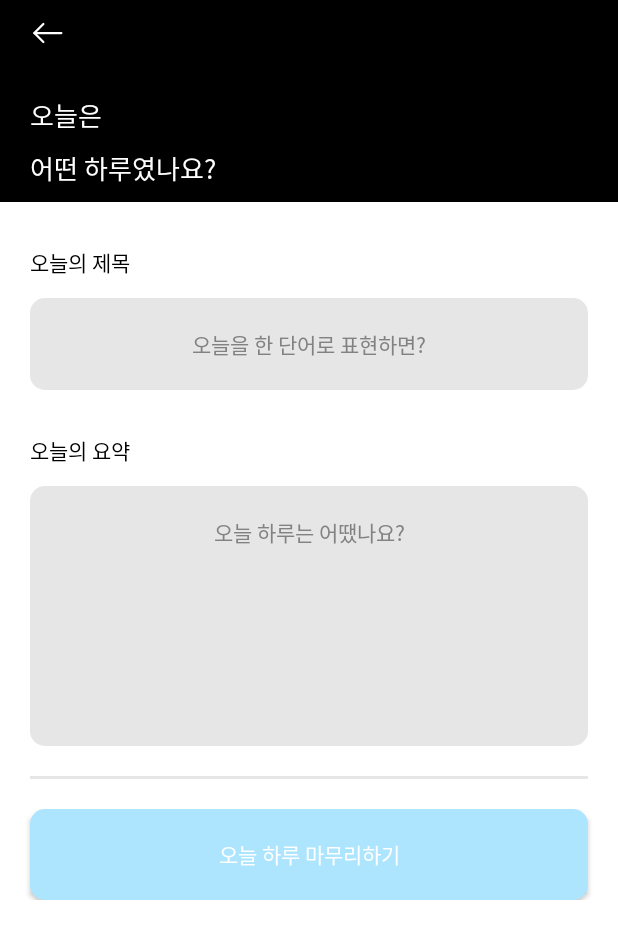
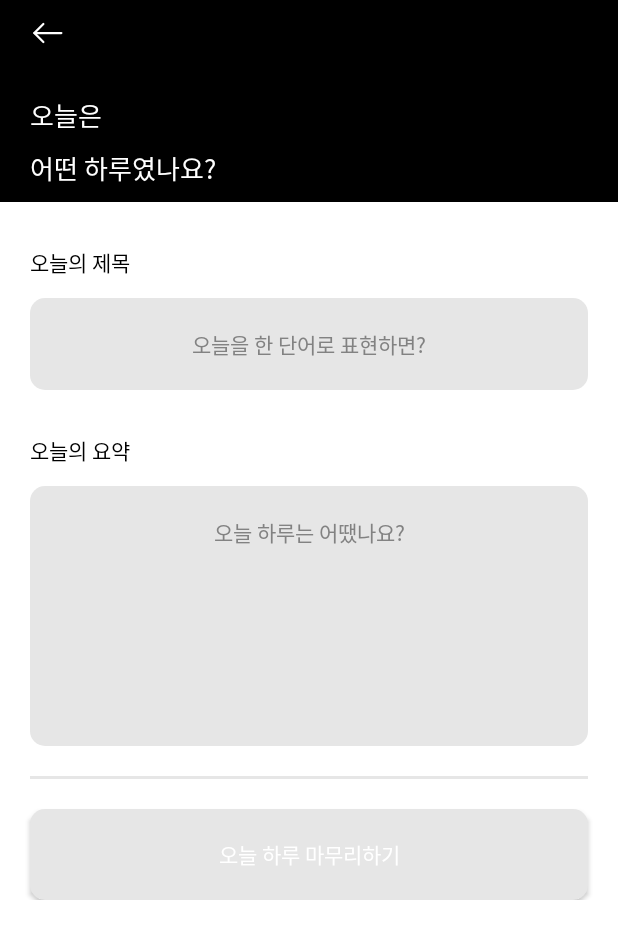
Before and after one commit to briandr97/Diary, an Android app: the screen it shows after launch (EditDiaryActivity), after a tap on "코테 어쩌고 본 날", on a phone screen of 412 x 824 dp. Shown: the top 939 px of the screen. Run offline under Robolectric (Android 15) with nearby library versions, the phone set to English and light mode, and no system bars; our stand-ins replace data binding.

Commit message:
[FEAT] ActivityResultLauncher, ViewModel, databinding 추가 및 구현

```diff
--- a/app/build.gradle
+++ b/app/build.gradle
@@ -39,9 +39,12 @@ android {
 
 dependencies {
 
+    //for viewModels
+    implementation 'androidx.activity:activity-ktx:1.4.0'
+
     implementation 'androidx.core:core-ktx:1.7.0'
     implementation 'androidx.appcompat:appcompat:1.4.1'
-    implementation 'com.google.android.material:material:1.5.0'
+    implementation 'com.google.android.material:material:1.6.0'
     implementation 'androidx.constraintlayout:constraintlayout:2.1.3'
     testImplementation 'junit:junit:4.13.2'
     androidTestImplementation 'androidx.test.ext:junit:1.1.3'
--- a/app/src/main/java/android/mvvmStudy/diary/presentation/DiaryListActivity.kt
+++ b/app/src/main/java/android/mvvmStudy/diary/presentation/DiaryListActivity.kt
@@ -3,45 +3,42 @@ package android.mvvmStudy.diary.presentation
 import android.content.Intent
 import android.mvvmStudy.diary.databinding.ActivityDiaryListBinding
 import android.mvvmStudy.diary.domain.DiaryData
+import android.mvvmStudy.diary.presentation.EditDiaryActivity.Companion.KEY_DIARY_ID
+import android.mvvmStudy.diary.presentation.util.ContextExt.shortToast
 import android.os.Bundle
+import androidx.activity.result.ActivityResultLauncher
+import androidx.activity.result.contract.ActivityResultContracts
 import androidx.appcompat.app.AppCompatActivity
 import java.util.*
 
 class DiaryListActivity : AppCompatActivity() {
     private lateinit var binding : ActivityDiaryListBinding
     private lateinit var diaryListAdapter: DiaryListAdapter
+    private lateinit var editDiaryActivityLauncher : ActivityResultLauncher<Intent>
 
     override fun onCreate(savedInstanceState: Bundle?) {
         super.onCreate(savedInstanceState)
         binding= ActivityDiaryListBinding.inflate(layoutInflater)
         setContentView(binding.root)
 
-        val diaryData = DiaryData(
-            id = "1",
-            title = "코테 어쩌고 본 날",
-            content = "오늘 코테를 봤다. 망했다. 다음엔 더 잘봐야지. 내가 꼭 삼성전자 들어간다.",
-            createDate = Date()
-        )
+        editDiaryActivityLauncher=registerForActivityResult(ActivityResultContracts.StartActivityForResult()){
+            it.resultCode //RESULT_OK이면 -1, RESULT_CANCLE이면 0
+            this.shortToast(it.resultCode.toString())
+        }
+        initAdapter()
+        clickNewDiary()
+    }
 
+    private fun initAdapter(){
         diaryListAdapter = DiaryListAdapter{onDiaryClick(it)}
         //({onDiaryClick(it)}) 이렇게 쓸거라고 생각하겠지만 컨벤션이 람다만 들어가면? 람다로 끝나면? 소괄호를 쓰지 않는 것
         //대신 (this::onDiaryClick) 혹은 (::onDiaryClick)으로 쓸 수도 있다.
 
         binding.rvDiaryList.adapter=diaryListAdapter
         diaryListAdapter.submitList( //submitList는 비동기로 호출됨 그래서 순서대로 된다고 생각하면 안 됨
-           listOf(
-                DiaryData(
-                    id = "1",
-                    title = "코테 어쩌고 본 날",
-                    content = "오늘 코테를 봤다. 망했다. 다음엔 더 잘봐야지. 내가 꼭 삼성전자 들어간다.",
-                    createDate = Date()
-                ),
-                DiaryData(
-                    id = "2",
-                    title = "월요일",
-                    content = "공부 의욕이 샘솟는다. 오늘 하루종일 안드공부했다 재밌었다.",
-                    createDate = Date()
-                )
+            listOf(
+                DiaryData("1", "코테 어쩌고 본 날", "오늘 코테를 봤다. 망했다. 다음엔 더 잘봐야지. 내가 꼭 삼성전자 들어간다.", Date()),
+                DiaryData("2", "월요일", "공부 의욕이 샘솟는다. 오늘 하루종일 안드공부했다 재밌었다.", Date())
             )
         ){
             //비동기 처리가 끝나고 실행하고 싶은 코드가 있다면 이처럼 중괄호를 열고 작성하자!
@@ -49,7 +46,18 @@ class DiaryListActivity : AppCompatActivity() {
     }
 
     private fun onDiaryClick(diaryData: DiaryData){
+        startEditDiary(diaryData)
+    }
+
+    private fun clickNewDiary(){
+        binding.btnNewDiary.setOnClickListener{
+            startEditDiary()
+        }
+    }
+
+    private fun startEditDiary(diaryData : DiaryData? = null){
         val intent = Intent(this, EditDiaryActivity::class.java)
-        startActivity(intent)
+        intent.putExtra(KEY_DIARY_ID, diaryData?.id)
+        editDiaryActivityLauncher.launch(intent)
     }
 }
--- a/app/src/main/java/android/mvvmStudy/diary/presentation/EditDiaryActivity.kt
+++ b/app/src/main/java/android/mvvmStudy/diary/presentation/EditDiaryActivity.kt
@@ -1,14 +1,62 @@
 package android.mvvmStudy.diary.presentation
 
+import android.app.Activity
+import android.mvvmStudy.diary.R
 import android.mvvmStudy.diary.databinding.ActivityEditDiaryBinding
+import android.os.Bundle
+import androidx.activity.viewModels
 import androidx.appcompat.app.AppCompatActivity
-import android.os.Bundle
+import androidx.core.content.ContextCompat
 
 class EditDiaryActivity : AppCompatActivity() {
-    private lateinit var binding : ActivityEditDiaryBinding
+    private lateinit var binding: ActivityEditDiaryBinding
+    private val editDiaryViewModel by viewModels<EditDiaryViewModel>()
+
     override fun onCreate(savedInstanceState: Bundle?) {
         super.onCreate(savedInstanceState)
-        binding= ActivityEditDiaryBinding.inflate(layoutInflater)
+        binding = ActivityEditDiaryBinding.inflate(layoutInflater)
         setContentView(binding.root)
+        binding.viewModel = editDiaryViewModel
+        clickSubmitDiary()
+        checkButtonValid()
+    }
+
+    private fun clickSubmitDiary() {
+        if (binding.btnSubmitDiary.isClickable) {
+            binding.btnSubmitDiary.setOnClickListener {
+                setResult(Activity.RESULT_OK)
+                finish()
+            }
+        }
+    }
+
+    private fun getDiaryid(): String? {
+        return intent.getStringExtra(KEY_DIARY_ID)
+    }
+
+    private fun checkButtonValid() {
+        editDiaryViewModel.title.observe(this) {
+            editDiaryViewModel.checkSubmitPossible()
+        }
+
+        editDiaryViewModel.content.observe(this) {
+            editDiaryViewModel.checkSubmitPossible()
+        }
+
+        editDiaryViewModel.canSubmit.observe(this) {
+            if (editDiaryViewModel.canSubmit.value!!) {
+                binding.btnSubmitDiary.background =
+                    ContextCompat.getDrawable(this, R.drawable.button_clicked)
+                binding.btnSubmitDiary.isClickable = true
+            } else {
+                binding.btnSubmitDiary.background =
+                    ContextCompat.getDrawable(this, R.drawable.rectangle_fill_gray_radius_10)
+                binding.btnSubmitDiary.isClickable = false
+            }
+        }
+    }
+
+    companion object {
+        const val KEY_DIARY_ID = "KEY_DIARY_ID"
     }
 }
--- /dev/null
+++ b/app/src/main/java/android/mvvmStudy/diary/presentation/EditDiaryViewModel.kt
@@ -0,0 +1,14 @@
+package android.mvvmStudy.diary.presentation
+
+import androidx.lifecycle.MutableLiveData
+import androidx.lifecycle.ViewModel
+
+class EditDiaryViewModel : ViewModel() {
+    var title = MutableLiveData<String>()
+    var content = MutableLiveData<String>()
+    var canSubmit = MutableLiveData(false)
+
+    fun checkSubmitPossible(){
+        canSubmit.value = !title.value.isNullOrBlank() and !content.value.isNullOrBlank()
+    }
+}
--- /dev/null
+++ b/app/src/main/res/drawable/rectangle_fill_gray_radius_10.xml
@@ -0,0 +1,7 @@
+<?xml version="1.0" encoding="utf-8"?>
+<shape xmlns:android="http://schemas.android.com/apk/res/android"
+    android:shape="rectangle">
+    <corners android:radius="10dp"/>
+    <solid android:color="@color/gray_e6e6e6"/>
+
+</shape>
--- a/app/src/main/res/layout/activity_diary_list.xml
+++ b/app/src/main/res/layout/activity_diary_list.xml
@@ -41,7 +41,7 @@
         tools:listitem="@layout/item_diary_preview" />
 
     <androidx.appcompat.widget.AppCompatButton
-        android:id="@+id/buttonNewDiary"
+        android:id="@+id/btn_new_diary"
         android:background="@drawable/rectangle_radius_5"
         android:backgroundTint="@color/blue_67BEE6"
         android:layout_width="wrap_content"
--- a/app/src/main/res/layout/activity_edit_diary.xml
+++ b/app/src/main/res/layout/activity_edit_diary.xml
@@ -4,7 +4,9 @@
     xmlns:tools="http://schemas.android.com/tools">
 
     <data>
-
+        <variable
+            name="viewModel"
+            type="android.mvvmStudy.diary.presentation.EditDiaryViewModel" />
     </data>
 
     <androidx.constraintlayout.widget.ConstraintLayout
@@ -80,6 +82,7 @@
                     android:layout_marginEnd="20dp"
                     android:background="@drawable/rectangle_radius_10"
                     android:backgroundTint="@color/gray_e6e6e6"
+                    android:text="@={viewModel.title}"
                     android:ems="10"
                     android:fontFamily="@font/pretendard_regular"
                     android:gravity="center"
@@ -117,6 +120,7 @@
                     android:layout_marginTop="13dp"
                     android:background="@drawable/rectangle_radius_10"
                     android:backgroundTint="@color/gray_e6e6e6"
+                    android:text="@={viewModel.content}"
                     android:hint="@string/edit_diary_content_hint"
                     android:textSize="14sp"
                     android:fontFamily="@font/pretendard_regular"
@@ -138,7 +142,7 @@
                     app:layout_constraintTop_toBottomOf="@+id/et_diary_content" />
 
                 <androidx.appcompat.widget.AppCompatButton
-                    android:id="@+id/button"
+                    android:id="@+id/btn_submit_diary"
                     android:layout_width="0dp"
                     android:layout_height="wrap_content"
                     android:layout_marginTop="20dp"
@@ -147,8 +151,9 @@
                     android:includeFontPadding="false"
                     android:textSize="14sp"
                     android:textColor="@color/white"
-                    android:background="@drawable/button_clicked"
+                    android:background="@drawable/rectangle_fill_gray_radius_10"
                     android:paddingVertical="20dp"
+                    android:clickable="@{viewModel.canSubmit}"
                     app:layout_constraintBottom_toBottomOf="parent"
                     app:layout_constraintEnd_toEndOf="@+id/et_diary_content"
                     app:layout_constraintStart_toStartOf="@+id/et_diary_content"
--- a/app/src/main/res/values/themes.xml
+++ b/app/src/main/res/values/themes.xml
@@ -10,7 +10,7 @@
         <item name="colorSecondaryVariant">@color/teal_700</item>
         <item name="colorOnSecondary">@color/black</item>
         <!-- Status bar color. -->
-        <item name="android:statusBarColor" tools:targetApi="l">?attr/colorPrimaryVariant</item>
+        <item name="android:statusBarColor" tools:targetApi="l">@color/black</item>
         <!-- Customize your theme here. -->
     </style>
 </resources>
```
Also changed, not shown: app/src/main/res/layout/item_diary_preview.xml (+11 -3 lines).
